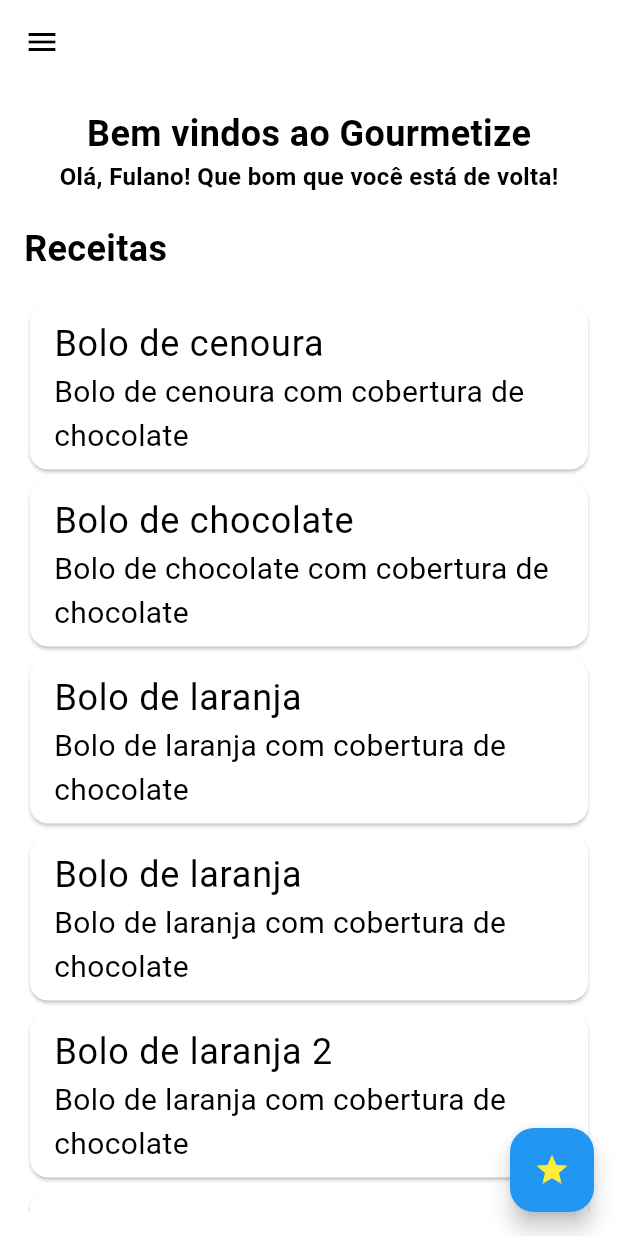
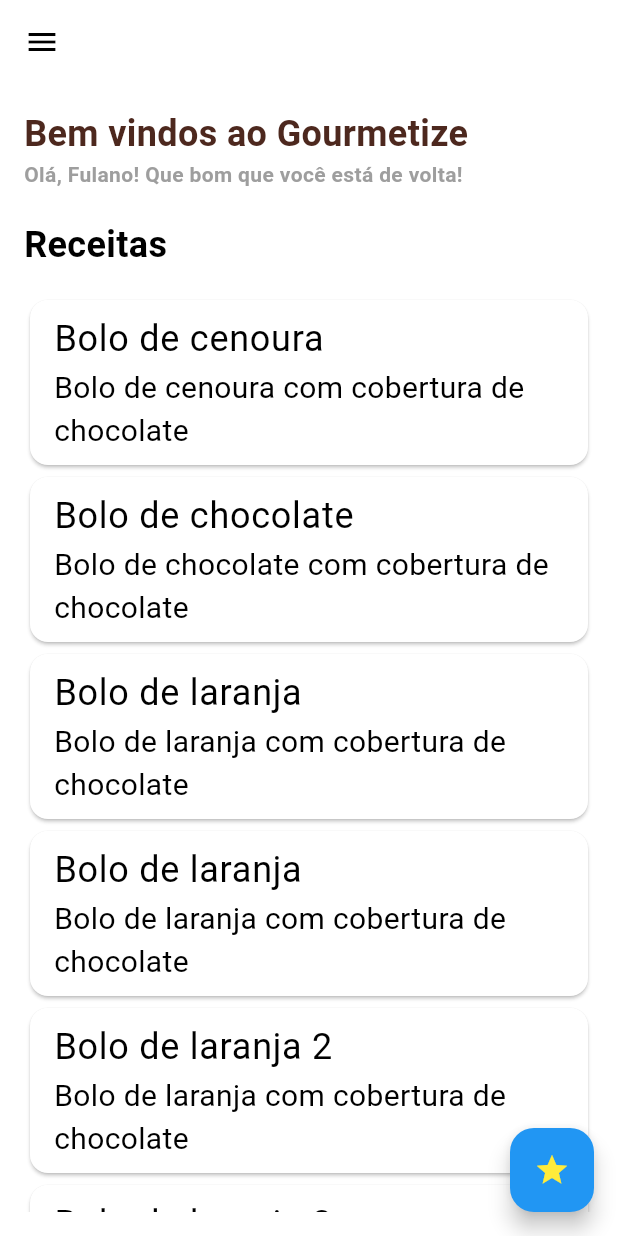
Before and after one commit to BiancaAntonelly/Gourmetize, a Flutter app: the screen it shows after launch, on a phone screen of 412 x 824 dp. Run offline on Flutter 3.47's test engine with Material 3 defaults, Android fonts, the phone set to English and light mode, and no system bars; our stand-ins replace flutter_rating_stars, flutter_svg, go_router.

Commit message:
ajustes na listagem

```diff
--- a/gourmetize/lib/screens/home.dart
+++ b/gourmetize/lib/screens/home.dart
@@ -60,17 +60,13 @@
         child: Column(
           crossAxisAlignment: CrossAxisAlignment.start,
           children: [
-            const Center(
-              child: Text(
+            Text(
               'Bem vindos ao Gourmetize',
-              style: TextStyle(fontSize: 24, fontWeight: FontWeight.bold),
-              ),
+              style: TextStyle(fontSize: 24, fontWeight: FontWeight.bold, color: Theme.of(context).colorScheme.secondary),
             ),
-            const Center(
-              child: Text(
+            const Text(
               'Olá, Fulano! Que bom que você está de volta!',
-              style: TextStyle(fontSize: 16, fontWeight: FontWeight.bold),
-              ),
+              style: TextStyle(fontSize: 14, fontWeight: FontWeight.bold, color: Colors.grey),
             ),
             const SizedBox(height: 20),
             const Text(
```
Also changed, not shown: gourmetize/lib/widgets/styled_text.dart (added, +19 -0 lines).
